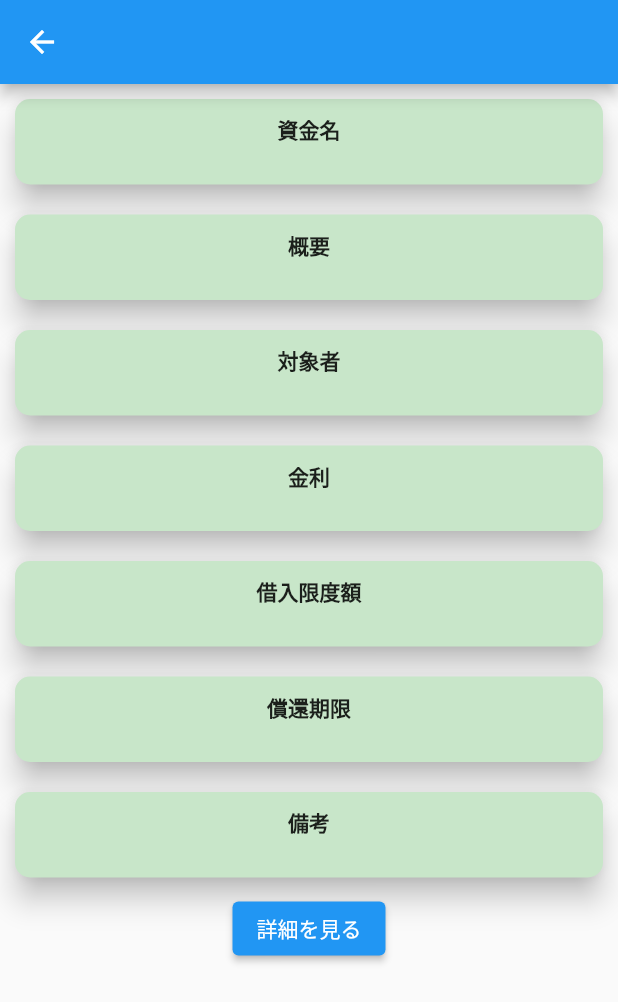
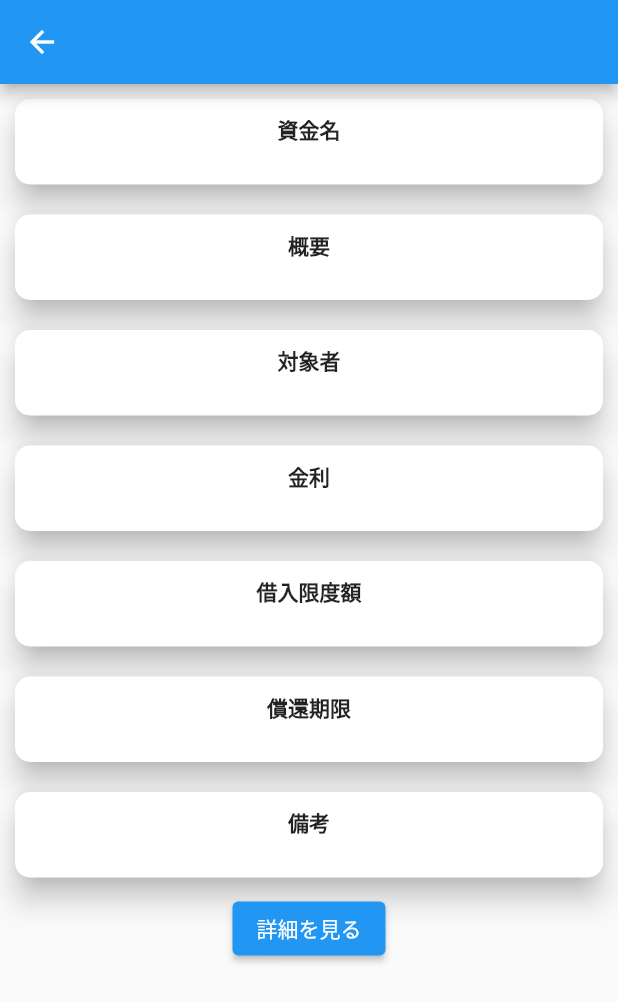
Before and after one commit to shoto-hatayama/fund_book, a Flutter app: the FinancingDetailWidget screen opened directly with empty values, on a phone screen of 412 x 824 dp. Shown: the top 1002 px of the screen. Run offline on Flutter 3.47's test engine with Material 2 defaults, Android fonts, the light colour scheme and no system bars; our stand-ins replace cloud_firestore, firebase_core; accounts and stored records are empty.

Commit message:
詳細画面の項目の背景色を削除

```diff
--- a/lib/View/component/detail_card.dart
+++ b/lib/View/component/detail_card.dart
@@ -8,7 +8,6 @@ class DetailCard {
 
   Card make() {
     return Card(
-      color: Colors.green[100],
       margin: const EdgeInsets.all(10),
       elevation: 8,
       shadowColor: Colors.black,
```
